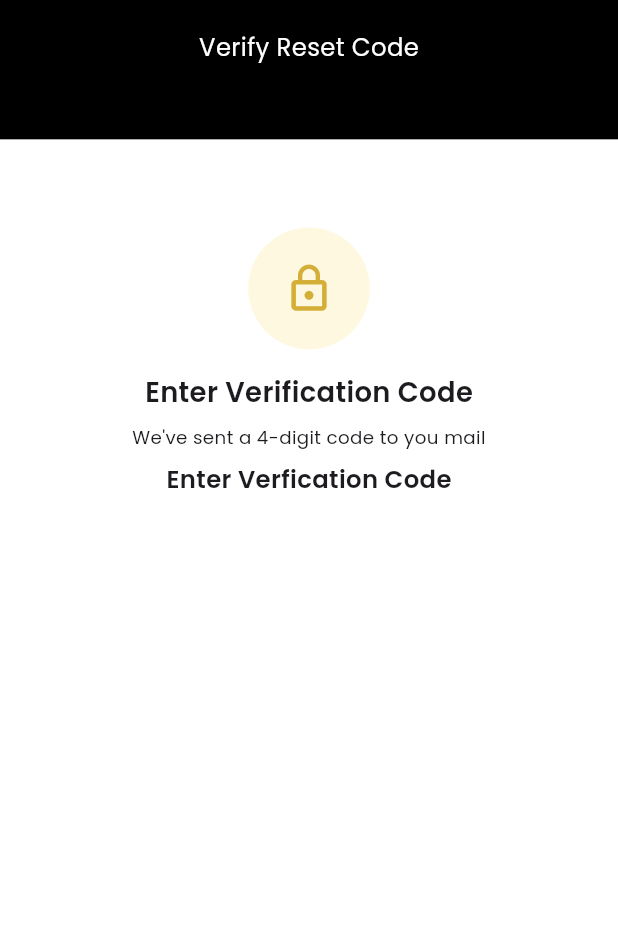
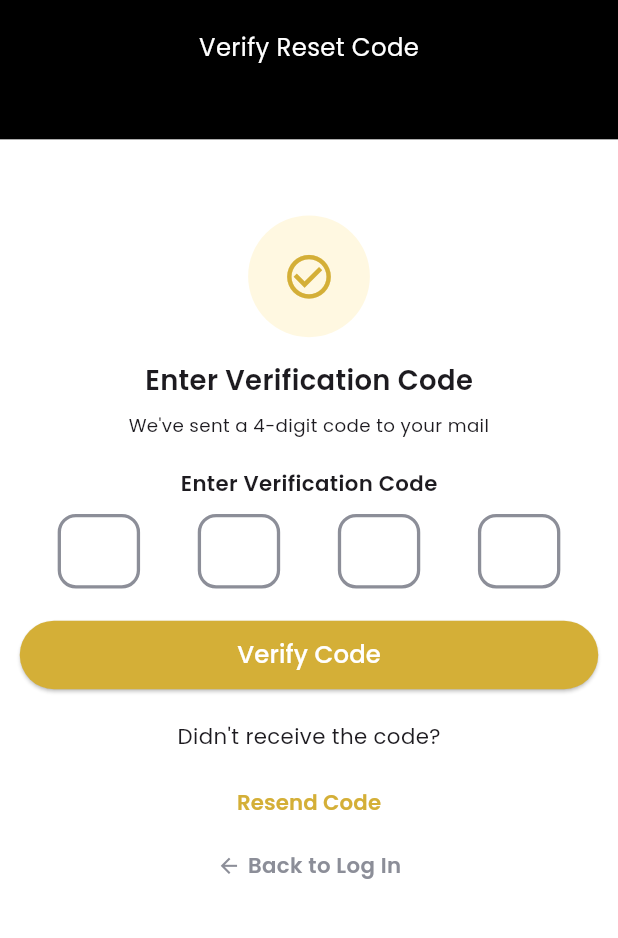
Before and after one commit to umais86/laundry_app, a Flutter app: the OtpScreen screen opened directly, on a phone screen of 412 x 824 dp, the part 89-1027 px from its top. Run offline on Flutter 3.47's test engine with Material 3 defaults, Android fonts, the phone set to English and light mode, and no system bars; our stand-ins replace firebase_core, flutter_rating_bar, flutter_screenutil, geocoding, geolocator, google_fonts and 2 more; accounts and stored records are empty.

Commit message:
otp screen

```diff
--- a/lib/auth/forgot_pass.dart
+++ b/lib/auth/forgot_pass.dart
@@ -1,7 +1,7 @@
 import 'package:flutter/material.dart';
 import 'package:flutter_screenutil/flutter_screenutil.dart';
 import 'package:par_1/auth/login.dart';
-import 'package:par_1/auth/otp_screen.dart';
+import 'package:par_1/auth/otp/otp_screen.dart';
 import 'package:par_1/utils/button.dart';
 import 'package:par_1/utils/colors.dart';
 
--- /dev/null
+++ b/lib/auth/otp/otp_screen.dart
@@ -0,0 +1,141 @@
+import 'package:flutter/material.dart';
+import 'package:flutter_screenutil/flutter_screenutil.dart';
+import 'package:par_1/auth/login.dart';
+import 'package:par_1/auth/otp/otp_text_field.dart';
+import 'package:par_1/utils/button.dart';
+import 'package:par_1/utils/colors.dart';
+
+class OtpScreen extends StatefulWidget {
+  const OtpScreen({super.key});
+
+  @override
+  State<OtpScreen> createState() => _OtpScreenState();
+}
+
+class _OtpScreenState extends State<OtpScreen> {
+  @override
+  Widget build(BuildContext context) {
+    return Scaffold(
+      backgroundColor: white,
+      body: SafeArea(
+        child: SingleChildScrollView(
+          child: Column(
+            children: [
+              Container(
+                height: 150.h,
+                width: double.infinity,
+                color: Colors.black,
+                child: Center(
+                  child: Padding(
+                    padding: EdgeInsets.symmetric(vertical: 30.h),
+                    child: Column(
+                      children: [
+                        Text(
+                          'AKOYA PREMIUM LAUNDARY',
+                          style: TextStyle(fontSize: 20.sp, color: txtColor),
+                        ),
+                        SizedBox(height: 20.h),
+                        Text(
+                          'Verify Reset Code',
+                          style: TextStyle(
+                            fontSize: 16.sp,
+                            color: Colors.white,
+                          ),
+                        ),
+                      ],
+                    ),
+                  ),
+                ),
+              ),
+              SizedBox(height: 50.h),
+              CircleAvatar(
+                radius: 40.r,
+                backgroundColor: Colors.amber.shade50,
+                child: Icon(
+                  Icons.check_circle_outline,
+                  size: 35,
+                  color: txtColor,
+                ),
+              ),
+              SizedBox(height: 16.h),
+              Text(
+                'Enter Verification Code',
+                style: TextStyle(fontSize: 18.sp, fontWeight: FontWeight.w600),
+              ),
+              SizedBox(height: 8.h),
+              Text(
+                "We've sent a 4-digit code to your mail",
+                textAlign: TextAlign.center,
+                style: TextStyle(fontSize: 12.sp),
+              ),
+              SizedBox(height: 20.h),
+              Text(
+                'Enter Verification Code',
+                style: TextStyle(fontSize: 14.sp, fontWeight: FontWeight.w600),
+              ),
+              SizedBox(height: 10.h),
+              OtpTextField(
+                onCompleted: (code) {
+                  debugPrint('Entered 4-digit OTP: $code');
+                },
+              ),
+              SizedBox(height: 20.h),
+              Padding(
+                padding: EdgeInsets.symmetric(horizontal: 12.w),
+                child: CustomElevatedButton(
+                  label: 'Verify Code',
+                  onPressed: () {},
+                ),
+              ),
+              SizedBox(height: 20.h),
+              Text(
+                "Didn't receive the code?",
+                style: TextStyle(fontSize: 14.sp),
+              ),
+              SizedBox(height: 10.h),
+              TextButton(
+                onPressed: () {},
+                child: Text(
+                  'Resend Code',
+                  style: TextStyle(
+                    color: txtColor,
+                    fontSize: 14.sp,
+                    fontWeight: FontWeight.w600,
+                  ),
+                ),
+              ),
+              SizedBox(height: 8.h),
+              Row(
+                mainAxisAlignment: MainAxisAlignment.center,
+                children: [
+                  InkWell(
+                    onTap: () {
+                      Navigator.push(
+                        context,
+                        MaterialPageRoute(builder: (_) => Login()),
+                      );
+                    },
+                    child: Row(
+                      children: [
+                        Icon(Icons.arrow_back, size: 16.r, color: subColor),
+                        SizedBox(width: 4.w),
+                        Text(
+                          'Back to Log In',
+                          style: TextStyle(
+                            fontSize: 14.sp,
+                            color: subColor,
+                            fontWeight: FontWeight.w600,
+                          ),
+                        ),
+                      ],
+                    ),
+                  ),
+                ],
+              ),
+            ],
+          ),
+        ),
+      ),
+    );
+  }
+}
--- /dev/null
+++ b/lib/auth/otp/otp_text_field.dart
@@ -0,0 +1,88 @@
+import 'package:flutter/material.dart';
+import 'package:flutter_screenutil/flutter_screenutil.dart';
+import 'package:par_1/utils/colors.dart';
+
+class OtpTextField extends StatefulWidget {
+  final void Function(String) onCompleted;
+  const OtpTextField({super.key, required this.onCompleted});
+
+  @override
+  State<OtpTextField> createState() => _OtpTextFieldState();
+}
+
+class _OtpTextFieldState extends State<OtpTextField> {
+  final List<FocusNode> _focusNodes = List.generate(4, (_) => FocusNode());
+  final List<TextEditingController> _controllers = List.generate(
+    4,
+    (_) => TextEditingController(),
+  );
+
+  @override
+  void initState() {
+    super.initState();
+    // Listen for focus changes to update UI
+    for (var node in _focusNodes) {
+      node.addListener(() => setState(() {}));
+    }
+  }
+
+  void _onChanged(String value, int index) {
+    if (value.isNotEmpty && index < 3) {
+      _focusNodes[index + 1].requestFocus();
+    } else if (value.isEmpty && index > 0) {
+      _focusNodes[index - 1].requestFocus();
+    }
+
+    if (_controllers.every((controller) => controller.text.isNotEmpty)) {
+      final code = _controllers.map((e) => e.text).join();
+      widget.onCompleted(code);
+    }
+  }
+
+  @override
+  void dispose() {
+    for (final controller in _controllers) {
+      controller.dispose();
+    }
+    for (final node in _focusNodes) {
+      node.dispose();
+    }
+    super.dispose();
+  }
+
+  Widget _buildOtpBox(int index) {
+    return Container(
+      width: 50.w,
+      height: 49.h,
+      decoration: BoxDecoration(
+        color: Colors.white,
+        borderRadius: BorderRadius.circular(12.r),
+        border: Border.all(
+          color: _focusNodes[index].hasFocus ? txtColor : subColor,
+          width: 2.w,
+        ),
+      ),
+      child: TextField(
+        controller: _controllers[index],
+        focusNode: _focusNodes[index],
+        keyboardType: TextInputType.number,
+        textAlign: TextAlign.center,
+        maxLength: 1,
+        style: TextStyle(fontSize: 20.sp, fontWeight: FontWeight.bold),
+        decoration: const InputDecoration(
+          counterText: '',
+          border: InputBorder.none,
+        ),
+        onChanged: (value) => _onChanged(value, index),
+      ),
+    );
+  }
+
+  @override
+  Widget build(BuildContext context) {
+    return Row(
+      mainAxisAlignment: MainAxisAlignment.spaceEvenly,
+      children: List.generate(4, _buildOtpBox),
+    );
+  }
+}
--- a/lib/auth/otp_screen.dart
+++ /dev/null
@@ -1,78 +0,0 @@
-import 'package:flutter/material.dart';
-import 'package:flutter_screenutil/flutter_screenutil.dart';
-import 'package:par_1/utils/colors.dart';
-
-class OtpScreen extends StatefulWidget {
-  const OtpScreen({super.key});
-
-  @override
-  State<OtpScreen> createState() => _OtpScreenState();
-}
-
-class _OtpScreenState extends State<OtpScreen> {
-  @override
-  Widget build(BuildContext context) {
-    return Scaffold(
-      backgroundColor: white,
-      body: Column(
-        children: [
-          Container(
-            height: 150.h,
-            width: double.infinity,
-            color: Colors.black,
-            child: Center(
-              child: Padding(
-                padding: EdgeInsets.symmetric(vertical: 30.h),
-                child: Column(
-                  children: [
-                    Text(
-                      'AKOYA PREMIUM LAUNDARY',
-                      style: TextStyle(fontSize: 20.sp, color: txtColor),
-                    ),
-                    SizedBox(height: 20.h),
-                    Text(
-                      'Verify Reset Code',
-                      style: TextStyle(fontSize: 16.sp, color: Colors.white),
-                    ),
-                  ],
-                ),
-              ),
-            ),
-          ),
-          SizedBox(height: 50.h),
-          Padding(
-            padding: EdgeInsets.symmetric(horizontal: 12.w, vertical: 8.h),
-            child: Column(
-              children: [
-                CircleAvatar(
-                  radius: 40.r,
-                  backgroundColor: Colors.amber.shade50,
-                  child: Icon(Icons.lock_outline, size: 35, color: txtColor),
-                ),
-
-                SizedBox(height: 16.h),
-                Text(
-                  'Enter Verification Code',
-                  style: TextStyle(
-                    fontSize: 18.sp,
-                    fontWeight: FontWeight.w600,
-                  ),
-                ),
-                SizedBox(height: 8.h),
-                Text(
-                  "We've sent a 4-digit code to you mail",
-                  textAlign: TextAlign.center,
-                  style: TextStyle(fontSize: 12.sp),
-                ),
-              ],
-            ),
-          ),
-          Text(
-            'Enter Verfication Code',
-            style: TextStyle(fontSize: 16.sp, fontWeight: FontWeight.w600),
-          ),
-        ],
-      ),
-    );
-  }
-}
```
